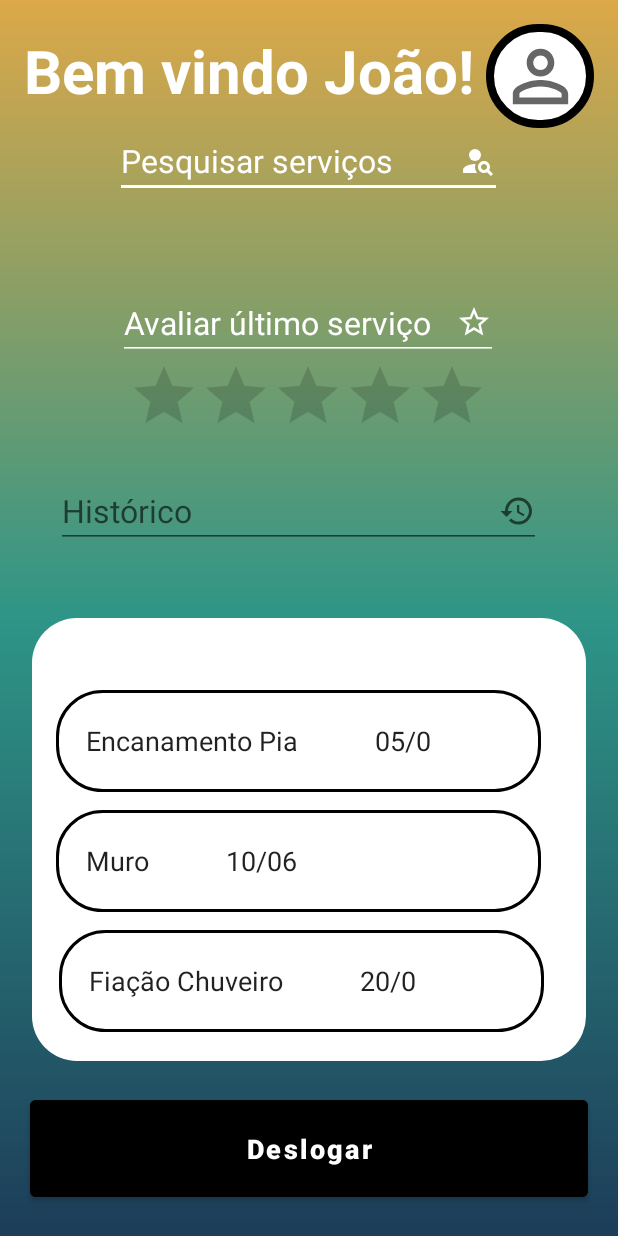
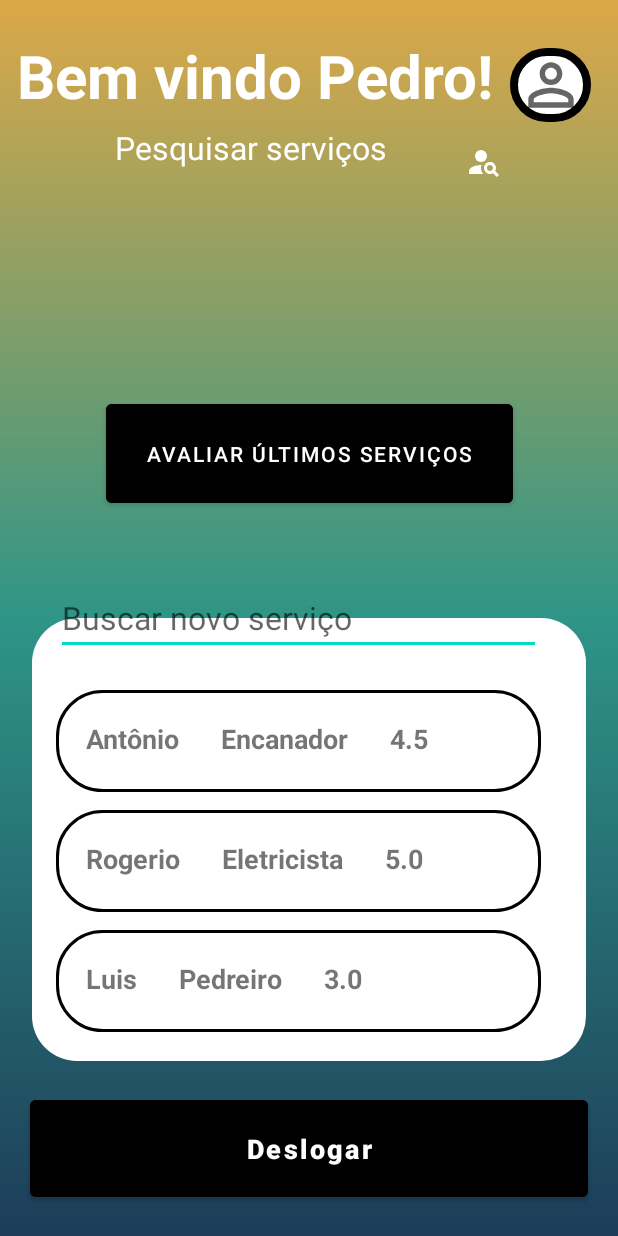
Before and after one commit to gabrielscholze-r/ObraPrima-Android, an Android app: the TelaPrincipalCliente screen opened directly, with no data from a screen before it, on a phone screen of 412 x 824 dp. Run offline under Robolectric (Android 15) with nearby library versions, the phone set to English and light mode, and no system bars.

Commit message:
Quase pronto

```diff
--- a/app/build.gradle
+++ b/app/build.gradle
@@ -7,7 +7,7 @@ android {
 
     defaultConfig {
         applicationId "com.example.meuapp"
-        minSdk 28
+        minSdk 27
         targetSdk 32
         versionCode 1
         versionName "1.0"
--- a/app/src/main/java/com/example/meuapp/FormLogin.java
+++ b/app/src/main/java/com/example/meuapp/FormLogin.java
@@ -35,7 +35,10 @@ public class FormLogin extends AppCompatActivity {
                 //Para testar a outra tela mudar o "TelaServicosCliente.class" por "TelaPrincipalCliente.class"
                 EditText login = (EditText)findViewById(R.id.edit_email);
                 if(login.getText().toString().equals("Pedro")){
-                    Intent intent = new Intent(FormLogin.this, TelaServicosCliente.class);
+                    Intent intent = new Intent(FormLogin.this, TelaPrincipalCliente.class);
+                    startActivity(intent);
+                }else if(login.getText().toString().equals("Sergio")){
+                    Intent intent = new Intent(FormLogin.this, TelaPrincipalProfissional.class);
                     startActivity(intent);
                 }
             }
--- a/app/src/main/java/com/example/meuapp/TelaPrincipalCliente.java
+++ b/app/src/main/java/com/example/meuapp/TelaPrincipalCliente.java
@@ -8,15 +8,18 @@ import android.view.View;
 import android.view.ViewGroup;
 import android.widget.Button;
 import android.widget.EditText;
+import android.widget.TextView;
 
 import com.example.meuapp.data.Database;
 import com.example.meuapp.data.Pedidos;
+import com.example.meuapp.data.Profissional;
 
 import java.util.ArrayList;
 
 public class TelaPrincipalCliente extends AppCompatActivity {
 
     private Button bt_deslogar;
+    private Button bt_historico;
 
     @Override
     protected void onCreate(Bundle savedInstanceState) {
@@ -27,20 +30,30 @@ public class TelaPrincipalCliente extends AppCompatActivity {
         IniciarComponentes();
 
 
-        EditText et1 = (EditText) findViewById(R.id.historico3);
-        ArrayList<Pedidos> pedidos = Database.getPedidos();
-        et1.setText(pedidos.get(0).getTituloPedido() + "           "+ pedidos.get(0).getDia()+"/"+pedidos.get(0).getMes());
+        TextView et1 = (TextView) findViewById(R.id.historico3);
+        ArrayList<Profissional> profissionais = Database.getProfissionais();
+        et1.setText(profissionais.get(0).getNome()+"      "+profissionais.get(0).getRamo()+"      "+profissionais.get(0).getRating());
 
-        EditText et2 = (EditText) findViewById(R.id.historico2);
-        et2.setText(pedidos.get(2).getTituloPedido() + "           "+ pedidos.get(2).getDia()+"/"+pedidos.get(2).getMes());
+        TextView et2 = (TextView) findViewById(R.id.historico2);
+        et2.setText(profissionais.get(1).getNome()+"      "+profissionais.get(1).getRamo()+"      "+profissionais.get(1).getRating());
 
-        EditText et3 = (EditText) findViewById(R.id.historico);
-        et3.setText(pedidos.get(1).getTituloPedido() + "           "+ pedidos.get(1).getDia()+"/"+pedidos.get(1).getMes());
+        TextView et3 = (TextView) findViewById(R.id.historico);
+        et3.setText(profissionais.get(2).getNome()+"      "+profissionais.get(2).getRamo()+"      "+profissionais.get(2).getRating());
 
         bt_deslogar.setOnClickListener(new View.OnClickListener() {
             @Override
             public void onClick(View view) {
                 Intent intent = new Intent(TelaPrincipalCliente.this, FormLogin.class);
+                startActivity(intent);
+                finish();
+            }
+
+        });
+
+        bt_historico.setOnClickListener(new View.OnClickListener() {
+            @Override
+            public void onClick(View view) {
+                Intent intent = new Intent(TelaPrincipalCliente.this, TelaServicosCliente.class);
                 startActivity(intent);
                 finish();
             }
@@ -53,5 +66,6 @@ public class TelaPrincipalCliente extends AppCompatActivity {
 
     private void IniciarComponentes(){
         bt_deslogar = findViewById(R.id.bt_deslogar);
+        bt_historico = findViewById(R.id.bt_historico);
     }
 }
--- a/app/src/main/java/com/example/meuapp/data/Database.java
+++ b/app/src/main/java/com/example/meuapp/data/Database.java
@@ -9,9 +9,9 @@ public class Database {
 
 
     public static void loadDatabase(){
-        Profissional encanador = new Profissional("Antônio Augusto Moraes Liberato","41988888888",1234567891,"Encanador");
-        Profissional pedreiro = new Profissional("Luis Felipe Scolari","41977777777",1234567891,"Pedreiro");
-        Profissional eletricista = new Profissional("Rogerio Ceni","4199999999",1234567891,"Eletricista");
+        Profissional encanador = new Profissional("Antônio","Augusto Moraes Liberato","41988888888",1234567891,"Encanador",4.5);
+        Profissional pedreiro = new Profissional("Luis","Felipe Scolari","41977777777",1234567891,"Pedreiro",3.0);
+        Profissional eletricista = new Profissional("Rogerio","Ceni","4199999999",1234567891,"Eletricista",5.0);
 
         profissionais.add(encanador);
         profissionais.add(pedreiro);
--- /dev/null
+++ b/app/src/main/res/drawable/ic_baseline_home_24.xml
@@ -0,0 +1,5 @@
+<vector android:height="64dp" android:tint="#FFFFFF"
+    android:viewportHeight="24" android:viewportWidth="24"
+    android:width="64dp" xmlns:android="http://schemas.android.com/apk/res/android">
+    <path android:fillColor="@android:color/white" android:pathData="M10,20v-6h4v6h5v-8h3L12,3 2,12h3v8z"/>
+</vector>
--- a/app/src/main/res/layout/activity_form_cadastro_cliente.xml
+++ b/app/src/main/res/layout/activity_form_cadastro_cliente.xml
@@ -1,6 +1,6 @@
 <?xml version="1.0" encoding="utf-8"?>
 
-<androidx.core.widget.NestedScrollView
+<androidx.core.widget.NestedScrollView xmlns:app="http://schemas.android.com/apk/res-auto"
     xmlns:tools="http://schemas.android.com/tools"
     android:layout_width="match_parent"
     android:layout_height="match_parent"
@@ -8,9 +8,6 @@
     xmlns:android="http://schemas.android.com/apk/res/android">
 
     <androidx.constraintlayout.widget.ConstraintLayout
-        xmlns:android="http://schemas.android.com/apk/res/android"
-        xmlns:tools="http://schemas.android.com/tools"
-        xmlns:app="http://schemas.android.com/apk/res-auto"
         android:layout_width="match_parent"
         android:layout_height="match_parent"
         android:background="@drawable/background"
--- a/app/src/main/res/layout/activity_tela_principal_cliente.xml
+++ b/app/src/main/res/layout/activity_tela_principal_cliente.xml
@@ -12,22 +12,23 @@
     <androidx.constraintlayout.widget.ConstraintLayout
         android:layout_width="match_parent"
         android:layout_height="match_parent"
-        android:background="@drawable/background">
+        android:background="@drawable/background"
+        android:backgroundTintMode="src_in">
 
 
-        <EditText
+        <TextView
             android:id="@+id/editTextTextPersonName2"
             android:layout_width="258dp"
             android:layout_height="48dp"
             android:layout_marginTop="84dp"
+            android:backgroundTint="@color/white"
             android:drawableRight="@drawable/ic_search"
-            android:backgroundTint="@color/white"
-            android:textColorHint="@color/white"
             android:drawableTint="#FFFFFF"
             android:ems="10"
             android:hint="Pesquisar serviços"
             android:inputType="textPersonName"
             android:textColor="@color/white"
+            android:textColorHint="@color/white"
             android:textSize="21dp"
             app:layout_constraintEnd_toEndOf="parent"
             app:layout_constraintHorizontal_bias="0.496"
@@ -39,37 +40,37 @@
             android:id="@+id/textView"
             android:layout_width="wrap_content"
             android:layout_height="wrap_content"
-            android:layout_marginTop="20dp"
-            android:text="Bem vindo João!"
+            android:layout_marginTop="24dp"
+            android:layout_marginBottom="7dp"
+            android:text="Bem vindo Pedro!"
             android:textColor="@color/white"
             android:textSize="40dp"
             android:textStyle="bold"
+            app:layout_constraintBottom_toTopOf="@+id/editTextTextPersonName2"
             app:layout_constraintEnd_toStartOf="@+id/containerProfile"
-            app:layout_constraintHorizontal_bias="0.666"
             app:layout_constraintStart_toStartOf="parent"
             app:layout_constraintTop_toTopOf="parent" />
 
         <View
             android:id="@+id/containerProfile"
-            android:layout_width="72dp"
-            android:layout_height="69dp"
-            android:layout_marginTop="16dp"
+            android:layout_width="54dp"
+            android:layout_height="49dp"
+            android:layout_marginTop="32dp"
             android:background="@drawable/container_profile"
             app:layout_constraintEnd_toEndOf="parent"
-            app:layout_constraintHorizontal_bias="0.952"
+            app:layout_constraintHorizontal_bias="0.949"
             app:layout_constraintStart_toStartOf="parent"
             app:layout_constraintTop_toTopOf="parent" />
 
         <ImageView
             android:id="@+id/containerIcon"
-            android:layout_width="55dp"
-            android:layout_height="55dp"
+            android:layout_width="52dp"
+            android:layout_height="45dp"
             android:src="@drawable/ic_profile"
             app:layout_constraintBottom_toBottomOf="@id/containerProfile"
             app:layout_constraintEnd_toEndOf="@id/containerProfile"
             app:layout_constraintStart_toStartOf="@id/containerProfile"
-            app:layout_constraintTop_toTopOf="@+id/containerProfile"
-            tools:layout_editor_absoluteX="144dp" />
+            app:layout_constraintTop_toTopOf="@+id/containerProfile" />
 
         <Button
             android:id="@+id/bt_deslogar"
@@ -90,16 +91,6 @@
             app:layout_constraintStart_toStartOf="parent" />
 
 
-        <RatingBar
-            android:id="@+id/ratingBar"
-            android:layout_width="wrap_content"
-            android:layout_height="wrap_content"
-            android:layout_marginTop="108dp"
-            app:layout_constraintEnd_toEndOf="parent"
-            app:layout_constraintHorizontal_bias="0.497"
-            app:layout_constraintStart_toStartOf="parent"
-            app:layout_constraintTop_toBottomOf="@+id/editTextTextPersonName2" />
-
         <View
             android:id="@+id/containerComponents"
             style="@style/ContainerComponents"
@@ -108,11 +99,9 @@
             app:layout_constraintBottom_toTopOf="@+id/bt_deslogar"
             app:layout_constraintEnd_toEndOf="parent"
             app:layout_constraintHorizontal_bias="0.428"
-            app:layout_constraintStart_toStartOf="parent"
-            app:layout_constraintTop_toBottomOf="@+id/ratingBar"
-            app:layout_constraintVertical_bias="1.0" />
+            app:layout_constraintStart_toStartOf="parent" />
 
-        <EditText
+        <TextView
             android:id="@+id/historico"
             style="@style/Edit_Text"
             android:layout_width="323dp"
@@ -120,14 +109,15 @@
             android:layout_marginStart="9dp"
             android:layout_marginTop="12dp"
             android:layout_marginEnd="30dp"
-            android:inputType="text"
-            android:text="Reparo do chuveiro       23/06"
+            android:maxLength="100"
+            android:textSize="18sp"
+            android:textStyle="bold"
             app:layout_constraintEnd_toEndOf="@+id/containerComponents"
             app:layout_constraintHorizontal_bias="1.0"
             app:layout_constraintStart_toStartOf="@+id/containerComponents"
             app:layout_constraintTop_toBottomOf="@+id/historico3" />
 
-        <EditText
+        <TextView
             android:id="@+id/historico3"
             style="@style/Edit_Text"
             android:layout_width="323dp"
@@ -135,58 +125,56 @@
             android:layout_marginStart="9dp"
             android:layout_marginTop="48dp"
             android:layout_marginEnd="30dp"
-            android:inputType="text"
-            android:text="Visita técnica           06/01"
+            android:maxLength="100"
+            android:textSize="18sp"
+            android:textStyle="bold"
             app:layout_constraintEnd_toEndOf="@+id/containerComponents"
             app:layout_constraintHorizontal_bias="1.0"
             app:layout_constraintStart_toStartOf="@+id/containerComponents"
             app:layout_constraintTop_toTopOf="@+id/containerComponents" />
 
-        <EditText
+        <TextView
             android:id="@+id/historico2"
             style="@style/Edit_Text"
             android:layout_width="323dp"
             android:layout_height="68dp"
+            android:layout_marginStart="9dp"
             android:layout_marginTop="12dp"
-            android:layout_marginEnd="28dp"
-            android:inputType="text"
-            android:text="Reparo da janela         10/04"
+            android:layout_marginEnd="30dp"
+            android:maxLength="100"
+            android:textSize="18sp"
+            android:textStyle="bold"
             app:layout_constraintEnd_toEndOf="@+id/containerComponents"
             app:layout_constraintTop_toBottomOf="@+id/historico" />
+
 
         <EditText
             android:id="@+id/editTextTextPersonName3"
             android:layout_width="323dp"
             android:layout_height="48dp"
-            android:layout_marginTop="20dp"
-            android:drawableRight="@drawable/ic_history"
+            android:layout_marginTop="24dp"
             android:ems="10"
-            android:hint="Histórico"
-            android:inputType="textPersonName"
+            android:hint="Buscar novo serviço"
             android:textSize="21dp"
+            app:layout_constraintBottom_toTopOf="@+id/historico3"
             app:layout_constraintEnd_toEndOf="parent"
             app:layout_constraintHorizontal_bias="0.42"
             app:layout_constraintStart_toStartOf="parent"
-            app:layout_constraintTop_toBottomOf="@+id/ratingBar" />
+            app:layout_constraintTop_toBottomOf="@+id/bt_historico" />
 
-        <EditText
-            android:id="@+id/avaliacao"
-            android:layout_width="wrap_content"
-            android:layout_height="wrap_content"
-            android:drawableRight="@drawable/ic_star"
-            android:backgroundTint="@color/white"
-            android:textColorHint="@color/white"
-            android:drawableTint="#FFFFFF"
-            android:ems="10"
-            android:hint="Avaliar último serviço"
-            android:inputType="textPersonName"
-            android:textSize="21dp"
-            app:layout_constraintBottom_toTopOf="@+id/ratingBar"
+        <Button
+            android:id="@+id/bt_historico"
+            android:layout_width="271dp"
+            android:layout_height="78dp"
+            android:layout_marginTop="66dp"
+            android:layout_marginBottom="5dp"
+            android:backgroundTint="@android:color/black"
+
+            android:text="Avaliar últimos serviços"
+            app:layout_constraintBottom_toTopOf="@+id/containerComponents"
             app:layout_constraintEnd_toEndOf="parent"
-            app:layout_constraintHorizontal_bias="0.497"
             app:layout_constraintStart_toStartOf="parent"
-            app:layout_constraintTop_toBottomOf="@+id/editTextTextPersonName2"
-            app:layout_constraintVertical_bias="1.0" />
+            app:layout_constraintTop_toBottomOf="@+id/editTextTextPersonName2" />
 
     </androidx.constraintlayout.widget.ConstraintLayout>
 
```
Also changed, not shown: app/src/main/java/com/example/meuapp/TelaServicosCliente.java (+11 -0 lines), app/src/main/java/com/example/meuapp/data/Profissional.java (+22 -2 lines), app/src/main/res/layout/activity_tela_servicos_cliente.xml (+9 -0 lines).
